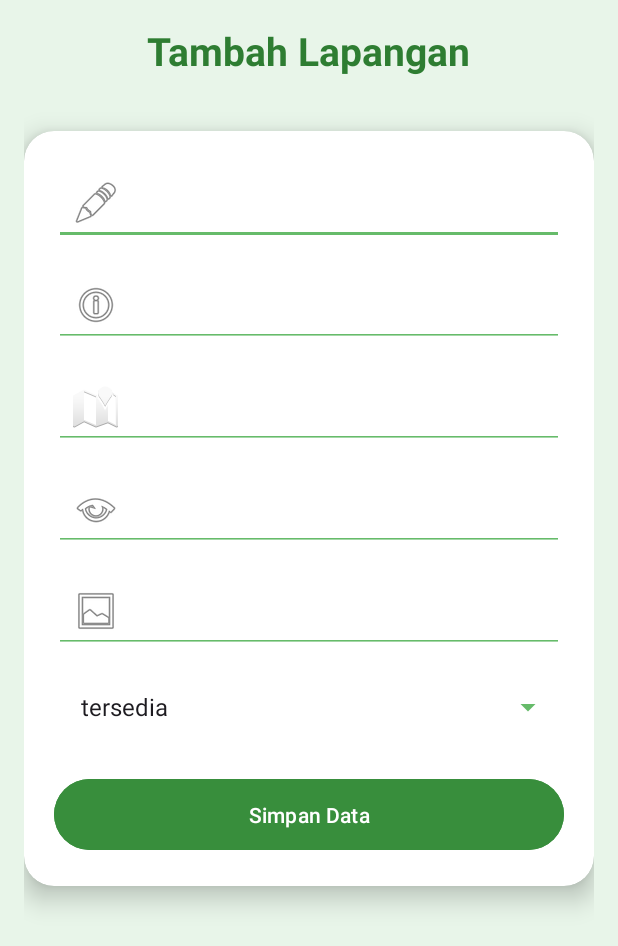
After one commit to dren0608/booking_lapangan, an Android app: the fragment TambahLapanganFragment shown on its own in the app's theme, on a phone screen of 412 x 824 dp. The commit adds this screen. Shown: the top 946 px of the screen. Run offline under Robolectric (Android 15) with nearby library versions, the phone set to English and light mode, and no system bars.

Commit message:
Angel Melakukan Perubahan

```diff
--- /dev/null
+++ b/app/src/main/java/com/example/booking_lapangan/DataLapanganFragment.java
@@ -0,0 +1,2 @@
+package com.example.booking_lapangan;public class DataLapanganFragment {
+}
--- a/app/src/main/java/com/example/booking_lapangan/LapanganActivity.java
+++ b/app/src/main/java/com/example/booking_lapangan/LapanganActivity.java
@@ -53,7 +53,7 @@ public class LapanganActivity extends AppCompatActivity {
     private void loadLapanganData() {
         new Thread(() -> {
             try {
-                URL url = new URL("http://192.168.1.12/lapangan/get_lapangan.php");
+                URL url = new URL("http://192.168.0.95/lapangan/get_lapangan.php");
                 HttpURLConnection conn = (HttpURLConnection) url.openConnection();
                 conn.setRequestMethod("GET");
 
--- a/app/src/main/java/com/example/booking_lapangan/LapanganAdapter.java
+++ b/app/src/main/java/com/example/booking_lapangan/LapanganAdapter.java
@@ -40,7 +40,7 @@ public class LapanganAdapter extends RecyclerView.Adapter<LapanganAdapter.ViewHo
         holder.tvHarga.setText("Rp. " + l.getHarga() + "/jam");
 
         Glide.with(context)
-                .load(l.getImageUrl()) // example: http://192.168.1.12/lapangan/images/lapanganA.jpg
+                .load(l.getImageUrl()) // example: http://192.168.0.95/lapangan/images/lapanganA.jpg
                 .placeholder(R.drawable.placeholder)
                 .into(holder.imgLapangan);
 
--- a/app/src/main/java/com/example/booking_lapangan/LoginActivity.java
+++ b/app/src/main/java/com/example/booking_lapangan/LoginActivity.java
@@ -55,7 +55,7 @@ public class LoginActivity extends AppCompatActivity {
             String encodedNama = URLEncoder.encode(nama, "UTF-8");
             String encodedPassword = URLEncoder.encode(password, "UTF-8");
 
-            String urlString = "http://192.168.1.12/lapangan/login.php?nama=" + encodedNama + "&password=" + encodedPassword;
+            String urlString = "http://192.168.0.95/lapangan/login.php?nama=" + encodedNama + "&password=" + encodedPassword;
 
             new Thread(() -> {
                 try {
--- a/app/src/main/java/com/example/booking_lapangan/MenuActivity.java
+++ b/app/src/main/java/com/example/booking_lapangan/MenuActivity.java
@@ -61,7 +61,7 @@ public class MenuActivity extends AppCompatActivity {
         btnData = findViewById(R.id.btnData);
 
         btnData.setOnClickListener(v -> {
-            startActivity(new Intent(MenuActivity.this, DataActivity.class));
+            startActivity(new Intent(MenuActivity.this, TambahLapanganFragment.class));
             finish();
         });
         btnUser = findViewById(R.id.btnUser);
--- a/app/src/main/java/com/example/booking_lapangan/RegisterActivity.java
+++ b/app/src/main/java/com/example/booking_lapangan/RegisterActivity.java
@@ -54,7 +54,7 @@ public class RegisterActivity extends AppCompatActivity {
 
         new Thread(() -> {
             try {
-                URL url = new URL("http://192.168.1.12/lapangan/register.php"); // Ganti sesuai IP/server lokal
+                URL url = new URL("http://192.168.0.95/lapangan/register.php"); // Ganti sesuai IP/server lokal
                 HttpURLConnection conn = (HttpURLConnection) url.openConnection();
                 conn.setRequestMethod("POST");
                 conn.setDoOutput(true);
--- /dev/null
+++ b/app/src/main/java/com/example/booking_lapangan/TambahLapanganFragment.java
@@ -0,0 +1,116 @@
+package com.example.booking_lapangan;
+
+import android.os.AsyncTask;
+import android.os.Bundle;
+import android.view.LayoutInflater;
+import android.view.View;
+import android.view.ViewGroup;
+import android.widget.*;
+import androidx.annotation.Nullable;
+import androidx.fragment.app.Fragment;
+
+import java.io.BufferedReader;
+import java.io.BufferedWriter;
+import java.io.InputStreamReader;
+import java.io.OutputStream;
+import java.io.OutputStreamWriter;
+import java.net.HttpURLConnection;
+import java.net.URL;
+import java.net.URLEncoder;
+
+public class TambahLapanganFragment extends Fragment {
+
+    EditText etNama, etDeskripsi, etLokasi, etHarga, etImage;
+    Spinner spinnerStatus;
+    Button btnSimpan;
+
+    @Nullable
+    @Override
+    public View onCreateView(LayoutInflater inflater, ViewGroup container, Bundle savedInstanceState) {
+        View view = inflater.inflate(R.layout.fragment_tambah_lapangan, container, false);
+
+        // Inisialisasi
+        etNama = view.findViewById(R.id.etNama);
+        etDeskripsi = view.findViewById(R.id.etDeskripsi);
+        etLokasi = view.findViewById(R.id.etLokasi);
+        etHarga = view.findViewById(R.id.etHarga);
+        etImage = view.findViewById(R.id.etImage);
+        spinnerStatus = view.findViewById(R.id.spinnerStatus);
+        btnSimpan = view.findViewById(R.id.btnSimpan);
+
+        // Setup Spinner
+        ArrayAdapter<CharSequence> adapter = ArrayAdapter.createFromResource(getContext(),
+                R.array.status_array, android.R.layout.simple_spinner_item);
+        adapter.setDropDownViewResource(android.R.layout.simple_spinner_dropdown_item);
+        spinnerStatus.setAdapter(adapter);
+
+        // Aksi tombol simpan
+        btnSimpan.setOnClickListener(v -> {
+            String nama = etNama.getText().toString();
+            String deskripsi = etDeskripsi.getText().toString();
+            String lokasi = etLokasi.getText().toString();
+            String harga = etHarga.getText().toString();
+            String image = etImage.getText().toString();
+            String status = spinnerStatus.getSelectedItem().toString();
+
+            if (nama.isEmpty() || deskripsi.isEmpty() || lokasi.isEmpty() || harga.isEmpty()) {
+                Toast.makeText(getContext(), "Semua field kecuali gambar harus diisi", Toast.LENGTH_SHORT).show();
+            } else {
+                new InsertLapanganTask().execute(nama, deskripsi, lokasi, harga, image, status);
+            }
+        });
+
+        return view;
+    }
+
+    // AsyncTask untuk insert data ke server
+    private class InsertLapanganTask extends AsyncTask<String, Void, String> {
+        @Override
+        protected String doInBackground(String... params) {
+            String response = "";
+            try {
+                URL url = new URL("http://192.168.0.95/lapangan/insert_lapangan.php"); // Ubah sesuai IP kamu
+                HttpURLConnection conn = (HttpURLConnection) url.openConnection();
+                conn.setRequestMethod("POST");
+                conn.setDoOutput(true);
+
+                String data = "nama=" + URLEncoder.encode(params[0], "UTF-8") +
+                        "&deskripsi=" + URLEncoder.encode(params[1], "UTF-8") +
+                        "&lokasi=" + URLEncoder.encode(params[2], "UTF-8") +
+                        "&harga=" + URLEncoder.encode(params[3], "UTF-8") +
+                        "&image=" + URLEncoder.encode(params[4], "UTF-8") +
+                        "&status=" + URLEncoder.encode(params[5], "UTF-8");
+
+                OutputStream os = conn.getOutputStream();
+                BufferedWriter writer = new BufferedWriter(new OutputStreamWriter(os, "UTF-8"));
+                writer.write(data);
+                writer.flush();
+                writer.close();
+                os.close();
+
+                BufferedReader reader = new BufferedReader(new InputStreamReader(conn.getInputStream()));
+                StringBuilder sb = new StringBuilder();
+                String line;
+
+                while ((line = reader.readLine()) != null) {
+                    sb.append(line);
+                }
+
+                reader.close();
+                response = sb.toString();
+
+            } catch (Exception e) {
+                e.printStackTrace();
+                response = "Error: " + e.getMessage();
+            }
+
+            return response;
+        }
+
+        @Override
+        protected void onPostExecute(String result) {
+            Toast.makeText(getContext(), "Respon: " + result, Toast.LENGTH_LONG).show();
+            // Tambahkan navigasi jika ingin pindah fragment
+        }
+    }
+}
--- /dev/null
+++ b/app/src/main/res/layout/fragment_tambah_lapangan.xml
@@ -0,0 +1,123 @@
+<?xml version="1.0" encoding="utf-8"?>
+<RelativeLayout xmlns:android="http://schemas.android.com/apk/res/android"
+    xmlns:app="http://schemas.android.com/apk/res-auto"
+    android:layout_width="match_parent"
+    android:layout_height="match_parent"
+    android:background="#E8F5E9"
+    android:padding="16dp">
+
+    <TextView
+        android:id="@+id/tvTitle"
+        android:layout_width="wrap_content"
+        android:layout_height="wrap_content"
+        android:text="Tambah Lapangan"
+        android:textSize="26sp"
+        android:textStyle="bold"
+        android:textColor="#2E7D32"
+        android:layout_centerHorizontal="true"
+        android:layout_marginBottom="16dp"
+        android:layout_alignParentTop="true" />
+
+    <androidx.cardview.widget.CardView
+        android:id="@+id/cardForm"
+        android:layout_width="match_parent"
+        android:layout_height="wrap_content"
+        android:layout_below="@id/tvTitle"
+        android:layout_marginTop="20dp"
+        app:cardElevation="10dp"
+        app:cardCornerRadius="20dp"
+        android:layout_centerInParent="true">
+
+        <LinearLayout
+            android:layout_width="match_parent"
+            android:layout_height="wrap_content"
+            android:orientation="vertical"
+            android:padding="20dp">
+
+            <EditText
+                android:id="@+id/etNama"
+                android:layout_width="match_parent"
+                android:layout_height="wrap_content"
+                android:hint="Nama Lapangan"
+                android:backgroundTint="#66BB6A"
+                android:textColorHint="#FFFFFF"
+                android:textColor="#000000"
+                android:drawableStart="@android:drawable/ic_menu_edit"
+                android:padding="12dp"
+                android:minHeight="48dp" />
+
+            <EditText
+                android:id="@+id/etDeskripsi"
+                android:layout_width="match_parent"
+                android:layout_height="wrap_content"
+                android:layout_marginTop="12dp"
+                android:hint="Deskripsi"
+                android:backgroundTint="#66BB6A"
+                android:textColorHint="#FFFFFF"
+                android:textColor="#000000"
+                android:drawableStart="@android:drawable/ic_menu_info_details"
+                android:padding="12dp"
+                android:minHeight="48dp" />
+
+            <EditText
+                android:id="@+id/etLokasi"
+                android:layout_width="match_parent"
+                android:layout_height="wrap_content"
+                android:layout_marginTop="12dp"
+                android:hint="Lokasi"
+                android:backgroundTint="#66BB6A"
+                android:textColorHint="#FFFFFF"
+                android:textColor="#000000"
+                android:drawableStart="@android:drawable/ic_dialog_map"
+                android:padding="12dp"
+                android:minHeight="48dp" />
+
+            <EditText
+                android:id="@+id/etHarga"
+                android:layout_width="match_parent"
+                android:layout_height="wrap_content"
+                android:layout_marginTop="12dp"
+                android:hint="Harga"
+                android:backgroundTint="#66BB6A"
+                android:textColorHint="#FFFFFF"
+                android:textColor="#000000"
+                android:inputType="numberDecimal"
+                android:drawableStart="@android:drawable/ic_menu_view"
+                android:padding="12dp"
+                android:minHeight="48dp" />
+
+            <EditText
+                android:id="@+id/etImage"
+                android:layout_width="match_parent"
+                android:layout_height="wrap_content"
+                android:layout_marginTop="12dp"
+                android:hint="Nama Gambar"
+                android:backgroundTint="#66BB6A"
+                android:textColorHint="#FFFFFF"
+                android:textColor="#000000"
+                android:drawableStart="@android:drawable/ic_menu_gallery"
+                android:padding="12dp"
+                android:minHeight="48dp" />
+
+            <Spinner
+                android:id="@+id/spinnerStatus"
+                android:layout_width="match_parent"
+                android:layout_height="wrap_content"
+                android:layout_marginTop="12dp"
+                android:backgroundTint="#66BB6A"
+                android:minHeight="48dp"
+                android:padding="10dp" />
+
+            <Button
+                android:id="@+id/btnSimpan"
+                android:layout_width="match_parent"
+                android:layout_height="wrap_content"
+                android:text="Simpan Data"
+                android:textColor="#FFFFFF"
+                android:textAllCaps="false"
+                android:layout_marginTop="20dp"
+                android:backgroundTint="#388E3C"
+                android:padding="14dp" />
+        </LinearLayout>
+    </androidx.cardview.widget.CardView>
+</RelativeLayout>
--- a/app/src/main/res/values/strings.xml
+++ b/app/src/main/res/values/strings.xml
@@ -1,3 +1,9 @@
 <resources>
     <string name="app_name">Booking_Lapangan</string>
+    <string-array name="status_array">
+        <item>tersedia</item>
+        <item>tidak tersedia</item>
+
+    </string-array>
+
 </resources>
```
Also changed, not shown: app/src/main/java/com/example/booking_lapangan/DeleteLapanganActivity.java (added, +66 -0 lines), app/src/main/java/com/example/booking_lapangan/EditLapanganActivity.java (added, +111 -0 lines), app/src/main/res/layout/activity_delete_lapangan.xml (added, +24 -0 lines), app/src/main/res/layout/activity_edit_lapangan.xml (added, +83 -0 lines), app/src/main/res/layout/fragment_data_lapangan.xml (added, +23 -0 lines), app/src/main/res/layout/itemlist.xml (added, +55 -0 lines), 1 other file.
